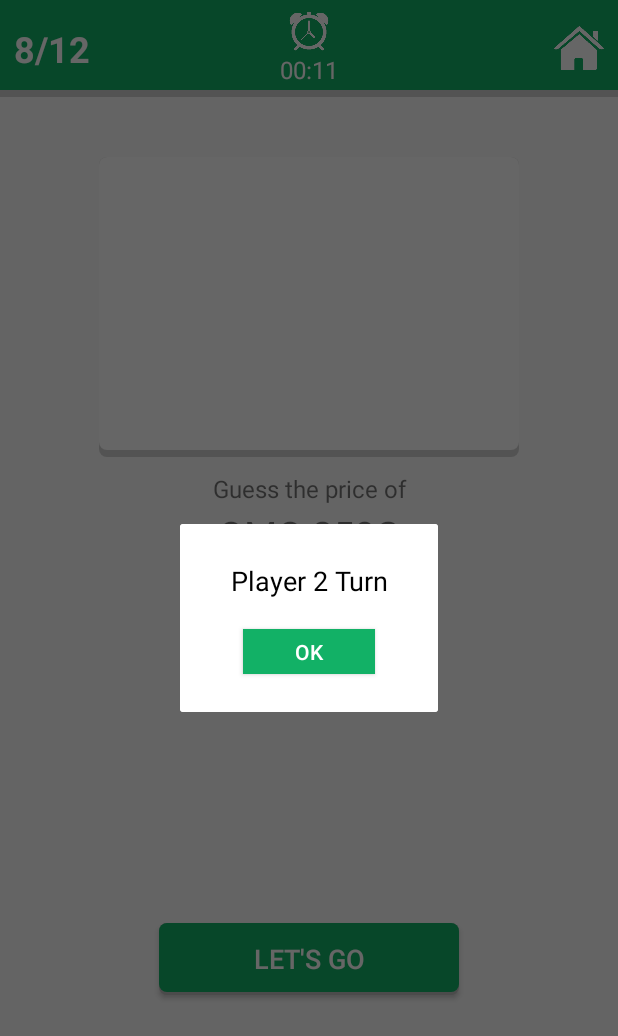
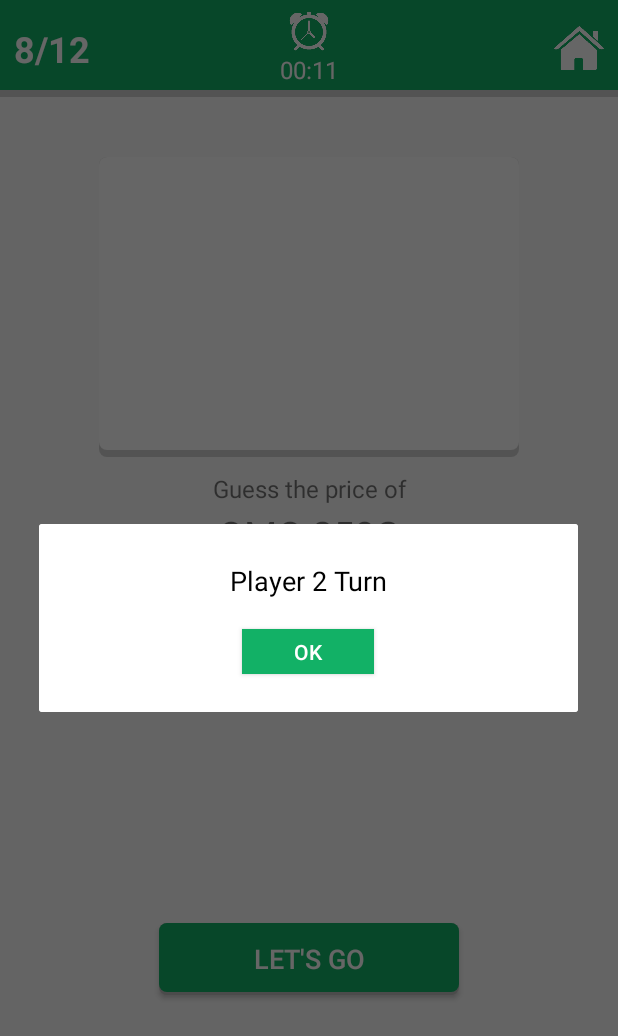
Before and after one commit to Amine-Smahi/UPrice, an Android app: the PhaseOneActivity screen opened directly, with no data from a screen before it, after a tap on "LET'S GO", on a phone screen of 412 x 824 dp. Shown: the top 1036 px of the screen. Run offline under Robolectric (Android 15) with nearby library versions, the phone set to English and light mode, and no system bars; 1 statement that could not run was skipped.

Commit message:
add finalist function and viewDialog

```diff
--- a/app/src/main/java/com/jetlight/uprice/PhaseOneActivity.java
+++ b/app/src/main/java/com/jetlight/uprice/PhaseOneActivity.java
@@ -19,6 +19,8 @@ import static com.jetlight.uprice.Models.ProductsSeed.products;
 
 public class PhaseOneActivity extends AppCompatActivity {
 
+    int winner2;
+    int winner1;
     ImageView imageView;
     TextView textView;
     int productPrice;
@@ -30,7 +32,6 @@ public class PhaseOneActivity extends AppCompatActivity {
     int [] playersPrices;
     static int j=0;
     CountDownTimer countDownTimer;
-    ViewDialog alert = new ViewDialog();
     @Override
     protected void onCreate(Bundle savedInstanceState) {
         super.onCreate(savedInstanceState);
@@ -58,19 +59,21 @@ public class PhaseOneActivity extends AppCompatActivity {
             imageView.setImageDrawable(getResources().getDrawable(product.getImageLink()));
             textView.setText(product.getName());
             productPrice = product.getPrice();
-            ViewDialog alert = new ViewDialog();
             playerSelection();
             products.remove(randomIndex);
         }
         else {
-            alert.showDialog(PhaseOneActivity.this, "  Congrats \n Player 1 won!  ");
-            Handler handler = new Handler();
-            handler.postDelayed(new Runnable() {
-                public void run() {
-                    Intent intent = new Intent(PhaseOneActivity.this, PhaseTwoActivity.class);
+            winnersPhaseOne();
+            ViewDialog.showDialog(PhaseOneActivity.this, "  Congrats \n Player" + winner1 + " and Player" + winner2 + " won!  ", new View.OnClickListener() {
+                @Override
+                public void onClick(View view) {
+                    Intent intent = new Intent(PhaseOneActivity.this,PhaseTwoActivity.class);
+                    intent.putExtra("winner1",winner1);
+                    intent.putExtra("winner2",winner2);
                     startActivity(intent);
                 }
-            }, 1500);
+            });
+
         }
     }
 
@@ -104,17 +107,28 @@ public class PhaseOneActivity extends AppCompatActivity {
         settingInfo();
         if (min!=-1){
             playersScore[indexGagnant]++;
-            alert.showDialog(PhaseOneActivity.this, "  Congrats \n Player " + (indexGagnant+1) +  " won!  ");
+            ViewDialog.showDialog(PhaseOneActivity.this, "  Congrats \n Player " + (indexGagnant + 1) + " won!  ", null);
         }
 
     }
 
     private void winnersPhaseOne(){
-        int winner1;
-        int winner2;
-        for (int i=0;i<playersScore.length;i++){
+        winner1=0;
+        winner2=playersScore.length-1;
+        for (int i=1;i<playersScore.length;i++){
+            if(playersScore[i]>playersScore[winner1]){
+                winner1=i;
+            }
+        }
+        for (int i=0;i<playersScore.length-1;i++){
+            if(i!= winner1 && playersScore[i]>playersScore[winner2] ){
+                winner2=i;
+            }
+        }
+        winner1++;
+        winner2++;
+        //Toast.makeText(this,"Les finalistes sont:"+ (winner1+1) + " et " + (winner2+1),Toast.LENGTH_SHORT).show();
 
-        }
     }
 
     public void Restart(View view) {
@@ -152,16 +166,16 @@ public class PhaseOneActivity extends AppCompatActivity {
     void playerSelection()
     {
         if(j==0){
-            alert.showDialog(PhaseOneActivity.this, "  Player 1 Turn  ");
+            ViewDialog.showDialog(PhaseOneActivity.this, "  Player 1 Turn  ",null);
         }
         else if(j==1){
-            alert.showDialog(PhaseOneActivity.this, "  Player 2 Turn  ");
+            ViewDialog.showDialog(PhaseOneActivity.this, "  Player 2 Turn  ",null);
         }
         else if(j==2) {
-            alert.showDialog(PhaseOneActivity.this, "  Player 3 Turn  ");
+            ViewDialog.showDialog(PhaseOneActivity.this, "  Player 3 Turn  ",null);
         }
         else {
-            alert.showDialog(PhaseOneActivity.this, "  Player 4 Turn  ");
+            ViewDialog.showDialog(PhaseOneActivity.this, "  Player 4 Turn  ",null);
         }
     }
 }
--- a/app/src/main/java/com/jetlight/uprice/ViewDialog.java
+++ b/app/src/main/java/com/jetlight/uprice/ViewDialog.java
@@ -1,6 +1,7 @@
 package com.jetlight.uprice;
 
 import android.app.Activity;
+import android.app.AlertDialog;
 import android.app.Dialog;
 import android.view.View;
 import android.view.Window;
@@ -13,23 +14,23 @@ import android.widget.TextView;
 
 public class ViewDialog {
 
-    public void showDialog(Activity activity, String msg){
-        final Dialog dialog = new Dialog(activity);
-        dialog.requestWindowFeature(Window.FEATURE_NO_TITLE);
-        dialog.setCancelable(false);
-        dialog.setContentView(R.layout.dialog);
+    public static void showDialog(Activity activity, String msg, View.OnClickListener action){
 
-        TextView text = (TextView) dialog.findViewById(R.id.text_dialog);
-        text.setText(msg);
-
-        Button dialogButton = (Button) dialog.findViewById(R.id.btn_dialog);
-        dialogButton.setOnClickListener(new View.OnClickListener() {
+        AlertDialog.Builder b = new AlertDialog.Builder(activity);
+        View v = activity.getLayoutInflater().inflate(R.layout.dialog, null);
+        TextView textView = (TextView)v.findViewById(R.id.text_dialog);
+        Button btn =(Button)v.findViewById(R.id.btn_dialog);
+        textView.setText(msg);
+        b.setView(v);
+        final AlertDialog a = b.create();
+        btn.setOnClickListener(new View.OnClickListener() {
             @Override
-            public void onClick(View v) {
-                dialog.dismiss();
+            public void onClick(View view) {
+                a.hide();
             }
         });
-
-        dialog.show();
+        if(action != null)
+        btn.setOnClickListener(action);
+        a.show();
     }
 }
```
